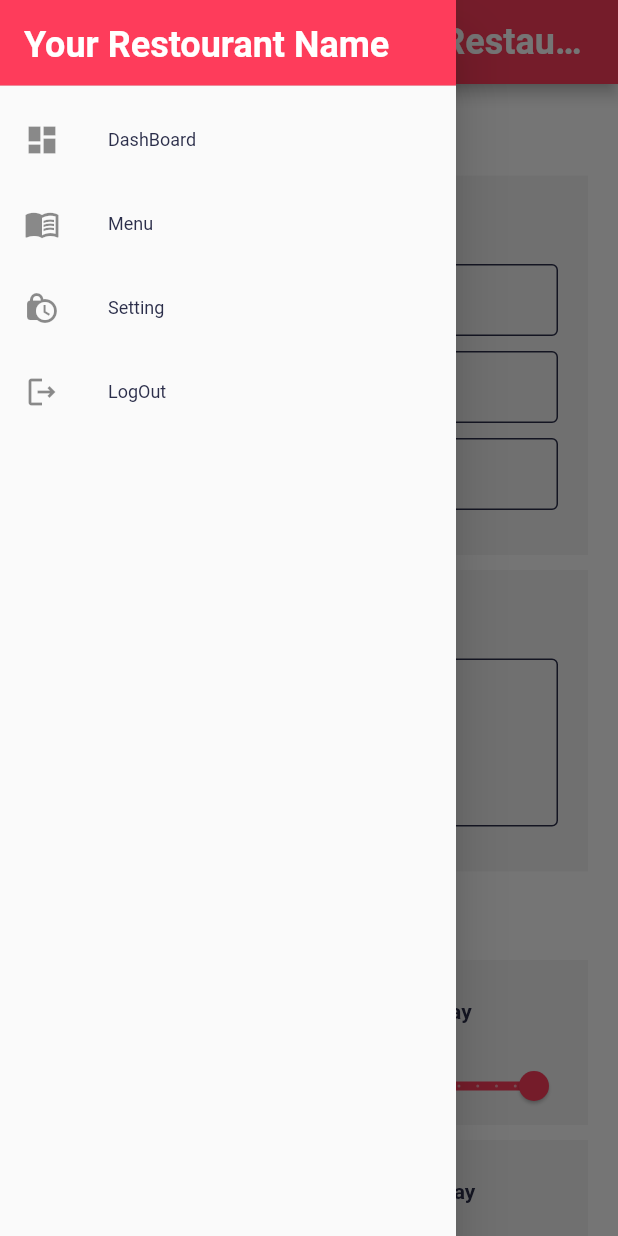
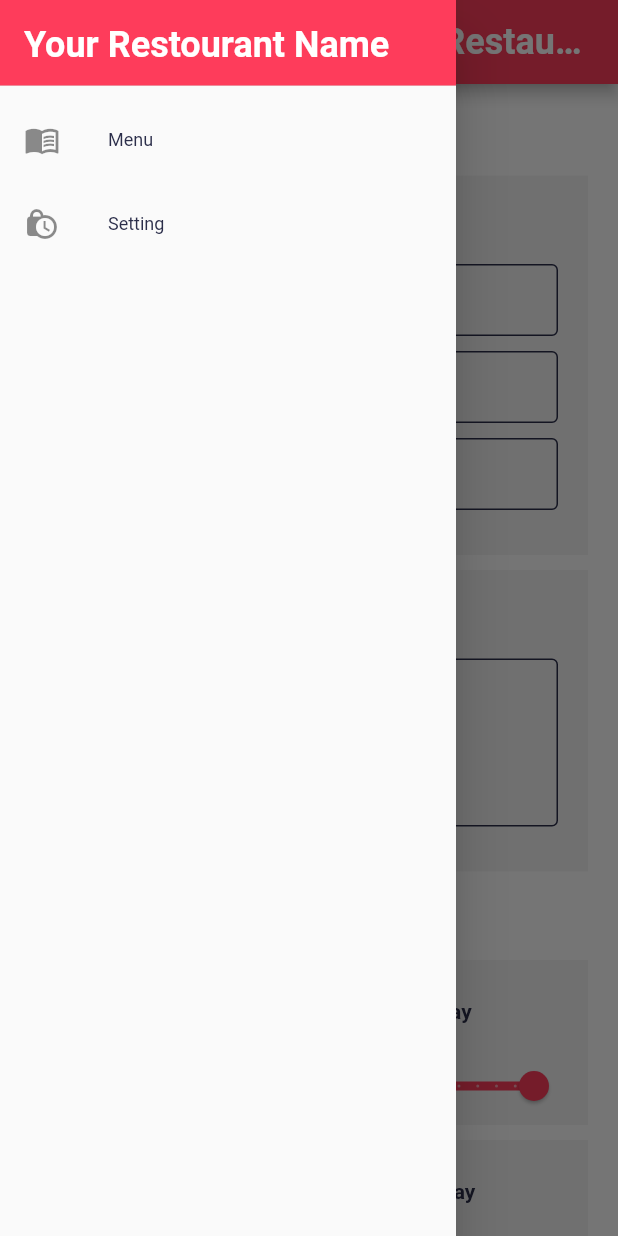
Before and after one commit to abdelhamedEzzat/food_delivery_app_admin_panel, a Flutter app: the SettingScreen screen opened by its route, with the side drawer open, on a phone screen of 412 x 824 dp. Run offline on Flutter 3.47's test engine with Material 2 defaults, Android fonts, the phone set to English and light mode, and no system bars; our stand-ins replace bloc, equatable, flutter_bloc; network calls fail; Roboto replaces fonts that are missing (Futura).

Commit message:
some editing

```diff
--- a/lib/config/approuter.dart
+++ b/lib/config/approuter.dart
@@ -1,21 +1,19 @@
 import 'package:flutter/material.dart';
-import 'package:food_delivery_admin_panel/screens/dashBoard/dashboard.dart';
 import 'package:food_delivery_admin_panel/screens/settings/settings_screen.dart';
 
-import '../screens/logout/logout.dart';
 import '../screens/menu/menu.dart';
 
 class AppRouter {
   static Route onGeneratedRoute(RouteSettings setting) {
     switch (setting.name) {
-      case "/":
-        return DashBoard.route();
-      case DashBoard.nameRoute:
-        return DashBoard.route();
+      // case "/":
+      //   return DashBoard.route();
+      // case DashBoard.nameRoute:
+      //   return DashBoard.route();
       case MenuScreen.nameRoute:
         return MenuScreen.route();
-      case LogOUT.nameRoute:
-        return LogOUT.route();
+      // case LogOUT.nameRoute:
+      //   return LogOUT.route();
       case SettingScreen.nameRoute:
         return SettingScreen.route();
 
--- a/lib/screens/dashBoard/dashboard.dart
+++ /dev/null
@@ -1,17 +0,0 @@
-import 'package:flutter/material.dart';
-
-class DashBoard extends StatelessWidget {
-  static const String nameRoute = "DashBoard";
-  static Route route() {
-    return MaterialPageRoute(
-        builder: (context) => const DashBoard(),
-        settings: const RouteSettings(name: nameRoute));
-  }
-
-  const DashBoard({super.key});
-
-  @override
-  Widget build(BuildContext context) {
-    return Container();
-  }
-}
--- a/lib/screens/logout/logout.dart
+++ /dev/null
@@ -1,16 +0,0 @@
-import 'package:flutter/material.dart';
-
-class LogOUT extends StatelessWidget {
-  const LogOUT({super.key});
-  static const String nameRoute = "LogOUT";
-  static Route route() {
-    return MaterialPageRoute(
-        builder: (context) => const LogOUT(),
-        settings: const RouteSettings(name: nameRoute));
-  }
-
-  @override
-  Widget build(BuildContext context) {
-    return Container();
-  }
-}
--- a/lib/widgets/custom_drawer.dart
+++ b/lib/widgets/custom_drawer.dart
@@ -1,6 +1,4 @@
 import 'package:flutter/material.dart';
-import 'package:food_delivery_admin_panel/screens/dashBoard/dashboard.dart';
-import 'package:food_delivery_admin_panel/screens/logout/logout.dart';
 import 'package:food_delivery_admin_panel/screens/settings/settings_screen.dart';
 
 class CustomDrawer extends StatelessWidget {
@@ -11,19 +9,19 @@ class CustomDrawer extends StatelessWidget {
   @override
   Widget build(BuildContext context) {
     Map<String, dynamic> screens = {
-      "DashBoard": {
-        "RouteName": DashBoard.nameRoute,
-        "icon": const Icon(Icons.dashboard)
-      },
+      // "DashBoard": {
+      //   "RouteName": "DashBoard",
+      //   "icon": const Icon(Icons.dashboard)
+      // },
       "Menu": {"RouteName": "MenuScreen", "icon": const Icon(Icons.menu_book)},
       "Setting": {
         "RouteName": SettingScreen.nameRoute,
         "icon": const Icon(Icons.lock_clock)
       },
-      "LogOut": {
-        "RouteName": LogOUT.nameRoute,
-        "icon": const Icon(Icons.logout_outlined)
-      }
+      // "LogOut": {
+      //   "RouteName": "LogOUT",
+      //   "icon": const Icon(Icons.logout_outlined)
+      // }
     };
 
     return Drawer(
```
